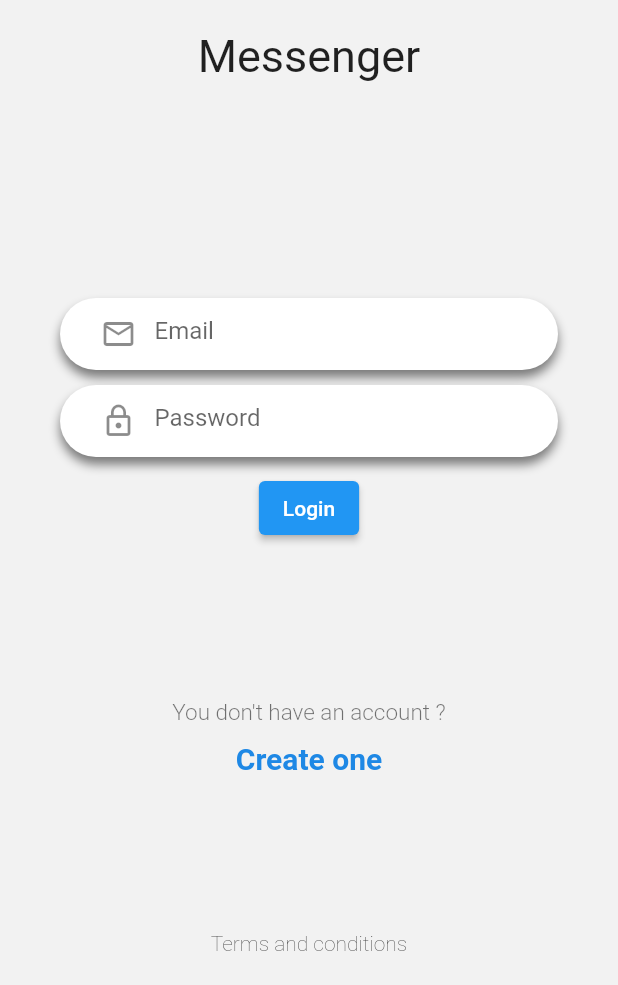
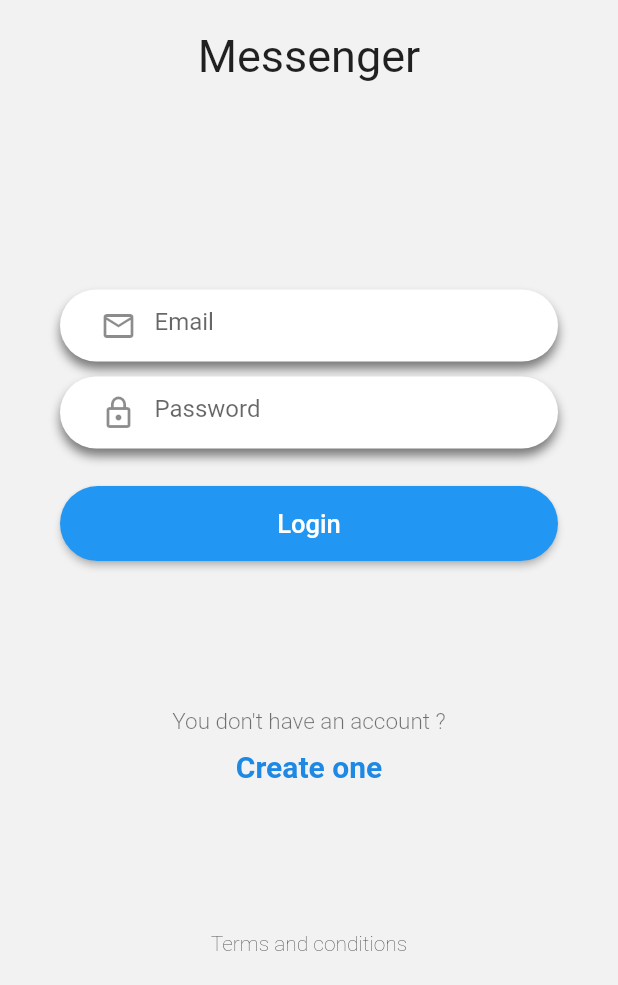
Before and after one commit to HajdukSanchez/chat, a Flutter app: the screen it shows after launch, after a tap on "Login", on a phone screen of 412 x 824 dp, the part 251-1236 px from its top. Run offline on Flutter 3.47's test engine with Material 2 defaults, Android fonts, the phone set to English and light mode, and no system bars.

Commit message:
:construction: [ADD] Login Button widget

```diff
--- a/lib/pages/login_page.dart
+++ b/lib/pages/login_page.dart
@@ -1,3 +1,4 @@
+import 'package:chat/widgets/button.dart';
 import 'package:flutter/material.dart';
 
 import 'package:chat/widgets/app_logo.dart';
@@ -45,6 +46,11 @@ class _FormLoginState extends State<_FormLogin> {
   final emailController = TextEditingController();
   final passwordController = TextEditingController();
 
+  void onLogin() {
+    print(emailController.text);
+    print(passwordController.text);
+  }
+
   @override
   Widget build(BuildContext context) {
     return Container(
@@ -64,9 +70,10 @@ class _FormLoginState extends State<_FormLogin> {
               textObscure: true,
               textController: passwordController,
             ),
-            ElevatedButton(
-              onPressed: () {},
-              child: const Text("Login"),
+            const SizedBox(height: 15),
+            Button(
+              buttonText: "Login",
+              buttonOnPress: onLogin,
             )
           ],
         ));
--- /dev/null
+++ b/lib/widgets/button.dart
@@ -0,0 +1,32 @@
+// ignore_for_file: deprecated_member_use
+
+import 'package:flutter/material.dart';
+
+class Button extends StatelessWidget {
+  final String buttonText;
+  final Function() buttonOnPress;
+
+  const Button({
+    Key? key,
+    required this.buttonText,
+    required this.buttonOnPress,
+  }) : super(key: key);
+
+  @override
+  Widget build(BuildContext context) {
+    return RaisedButton(
+      elevation: 2,
+      highlightElevation: 5,
+      shape: const StadiumBorder(),
+      color: Colors.blue,
+      onPressed: buttonOnPress,
+      child: SizedBox(
+        width: double.infinity,
+        height: 50,
+        child: Center(
+            child: Text(buttonText,
+                style: const TextStyle(color: Colors.white, fontSize: 17))),
+      ),
+    );
+  }
+}
```
